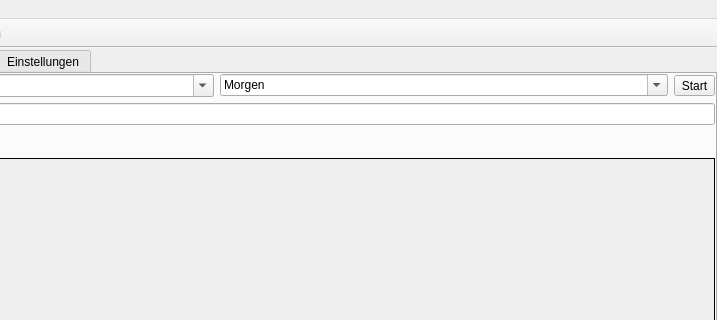
Above: mainwindow.ui from audioprog/AudioDatabaseForUsbAutoCopyMaster before the change; both pictures show x 237 to 954 and y 0 to 320 of the 954 by 553 pixel window. Below: the same form after it.
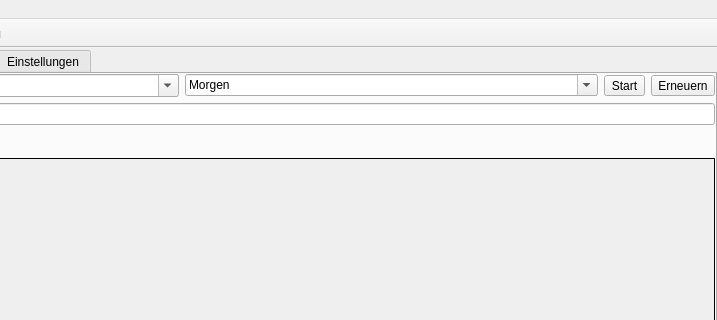
That is the form after the change. Icons and pictures are not drawn. Custom widgets are drawn as their Qt base class.

Commit message: Check for corruption

Diff of the .ui file:
```diff
--- a/mainwindow.ui
+++ b/mainwindow.ui
@@ -105,6 +105,13 @@
             </property>
            </widget>
           </item>
+          <item>
+           <widget class="QToolButton" name="toolButtonReRead">
+            <property name="text">
+             <string>Erneuern</string>
+            </property>
+           </widget>
+          </item>
          </layout>
         </item>
         <item>
```
The commit also changes 2 other files.
